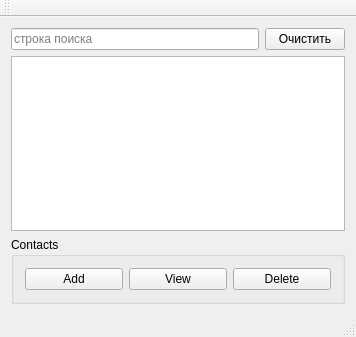
The window that src/mainwindow.ui (PKEv/QontMan) describes before a commit, drawn with Qt 5.
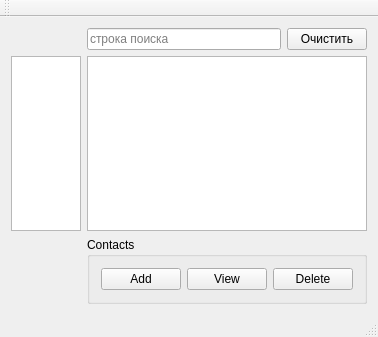
The same window after the commit.

What changed in the file:
```diff
--- a/src/mainwindow.ui
+++ b/src/mainwindow.ui
@@ -27,7 +27,43 @@
     </sizepolicy>
    </property>
    <layout class="QGridLayout" name="gridLayout_3">
-    <item row="3" column="0">
+    <item row="7" column="1" colspan="2">
+     <widget class="QGroupBox" name="ContactsGroupBox">
+      <property name="sizePolicy">
+       <sizepolicy hsizetype="MinimumExpanding" vsizetype="Maximum">
+        <horstretch>0</horstretch>
+        <verstretch>0</verstretch>
+       </sizepolicy>
+      </property>
+      <property name="title">
+       <string>Contacts</string>
+      </property>
+      <layout class="QHBoxLayout" name="horizontalLayout_3">
+       <item>
+        <widget class="QPushButton" name="AddButton">
+         <property name="text">
+          <string>Add</string>
+         </property>
+        </widget>
+       </item>
+       <item>
+        <widget class="QPushButton" name="ViewButton">
+         <property name="text">
+          <string>View</string>
+         </property>
+        </widget>
+       </item>
+       <item>
+        <widget class="QPushButton" name="DeleteButton">
+         <property name="text">
+          <string>Delete</string>
+         </property>
+        </widget>
+       </item>
+      </layout>
+     </widget>
+    </item>
+    <item row="3" column="1">
      <widget class="QLineEdit" name="SeachString">
       <property name="sizePolicy">
        <sizepolicy hsizetype="MinimumExpanding" vsizetype="Fixed">
@@ -40,14 +76,14 @@
       </property>
      </widget>
     </item>
-    <item row="3" column="1">
+    <item row="3" column="2">
      <widget class="QPushButton" name="clearSearchButton">
       <property name="text">
        <string>Очистить</string>
       </property>
      </widget>
     </item>
-    <item row="4" column="0" colspan="2">
+    <item row="4" column="1" colspan="2">
      <widget class="QTableView" name="tableView">
       <property name="sizePolicy">
        <sizepolicy hsizetype="MinimumExpanding" vsizetype="MinimumExpanding">
@@ -63,45 +99,8 @@
       </property>
      </widget>
     </item>
-    <item row="7" column="0" colspan="2">
-     <widget class="QGroupBox" name="ContactsGroupBox">
-      <property name="sizePolicy">
-       <sizepolicy hsizetype="MinimumExpanding" vsizetype="Maximum">
-        <horstretch>0</horstretch>
-        <verstretch>0</verstretch>
-       </sizepolicy>
-      </property>
-      <property name="title">
-       <string>Contacts</string>
-      </property>
-      <layout class="QHBoxLayout" name="horizontalLayout_3">
-       <item>
-        <widget class="QPushButton" name="AddButton">
-         <property name="text">
-          <string>Add</string>
-         </property>
-        </widget>
-       </item>
-       <item>
-        <widget class="QPushButton" name="ViewButton">
-         <property name="text">
-          <string>View</string>
-         </property>
-        </widget>
-       </item>
-       <item>
-        <widget class="QPushButton" name="DeleteButton">
-         <property name="text">
-          <string>Delete</string>
-         </property>
-        </widget>
-       </item>
-      </layout>
-      <zorder>QuitButton</zorder>
-      <zorder>AddButton</zorder>
-      <zorder>ViewButton</zorder>
-      <zorder>DeleteButton</zorder>
-     </widget>
+    <item row="4" column="0">
+     <widget class="QTreeView" name="treeView"/>
     </item>
    </layout>
   </widget>
```
